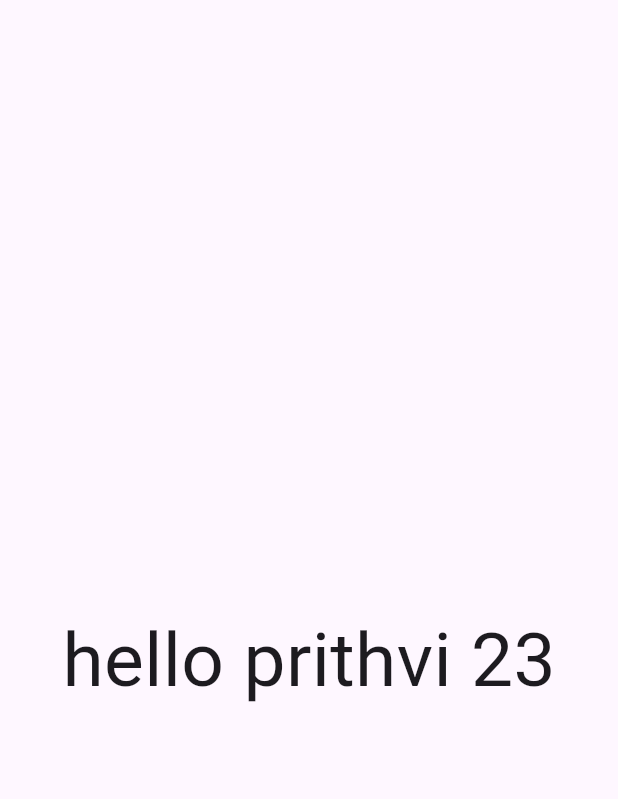
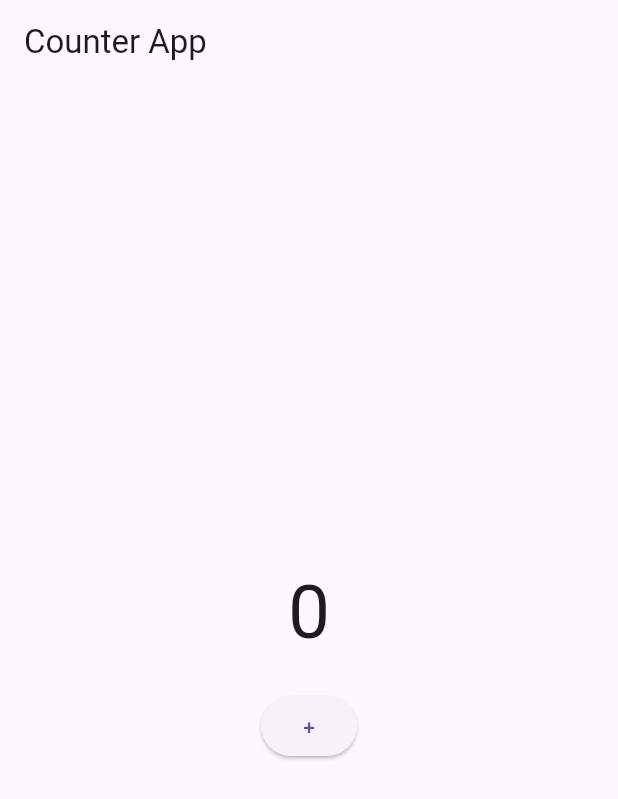
Before and after one commit to prithvirajbaral/riverpod.tut, a Flutter app: the screen it shows after launch, on a phone screen of 412 x 824 dp. Shown: the top 799 px of the screen. Run offline on Flutter 3.47's test engine with Material 3 defaults, Android fonts, the light colour scheme and no system bars; our stand-ins replace flutter_riverpod.

Commit message:
A Provider in Riverpod is a way to manage and share state efficiently in a Flutter app. It helps separate logic from UI, making the code cleaner and more scalable. The Provider is used for read-only values, like constants or computed values, while StateProvider is used for mutable state, allowing dynamic updates. In the updated code, StateProvider<int> manages a counter, and ref.watch(counter) ensures the UI rebuilds when the state changes. The ref.read(counter.notifier).state++ updates the counter value when the button is pressed, demonstrating how Riverpod efficiently handles state management in Flutter.

```diff
--- a/lib/home_screen.dart
+++ b/lib/home_screen.dart
@@ -1,39 +1,36 @@
 import 'package:flutter/material.dart';
 import 'package:flutter_riverpod/flutter_riverpod.dart';
 
-// to read value
-final hello = Provider<String>(
-  (ref) {
-    return "hello prithvi";
-  },
-);
+// Define a counter provider
+final counter = StateProvider<int>((ref) => 0);
 
-final age = Provider<int>(
-  (ref) {
-    return 23;
-  },
-);
-
-// for stateful widget
-
-class HomeScreen extends ConsumerStatefulWidget {
+class HomeScreen extends ConsumerWidget {
   const HomeScreen({super.key});
 
   @override
-  ConsumerState<HomeScreen> createState() => _HomeScreenState();
-}
-
-class _HomeScreenState extends ConsumerState<HomeScreen> {
-  @override
-  Widget build(BuildContext context) {
-    final a = ref.read(hello);
-    final b = ref.read(age);
+  Widget build(BuildContext context, WidgetRef ref) {
+    final count = ref.watch(counter);
+    print("build");
     return Scaffold(
-      appBar: AppBar(),
+      appBar: AppBar(
+        title: const Text('Counter App'),
+      ),
       body: Center(
-        child: Text(
-          "$a $b",
-          style: const TextStyle(fontSize: 50),
+        child: Column(
+          mainAxisSize: MainAxisSize.min,
+          children: [
+            Text(
+              count.toString(),
+              style: const TextStyle(fontSize: 50),
+            ),
+            const SizedBox(height: 16),
+            ElevatedButton(
+              onPressed: () {
+                ref.read(counter.notifier).state++;
+              },
+              child: const Text("+"),
+            ),
+          ],
         ),
       ),
     );
```
